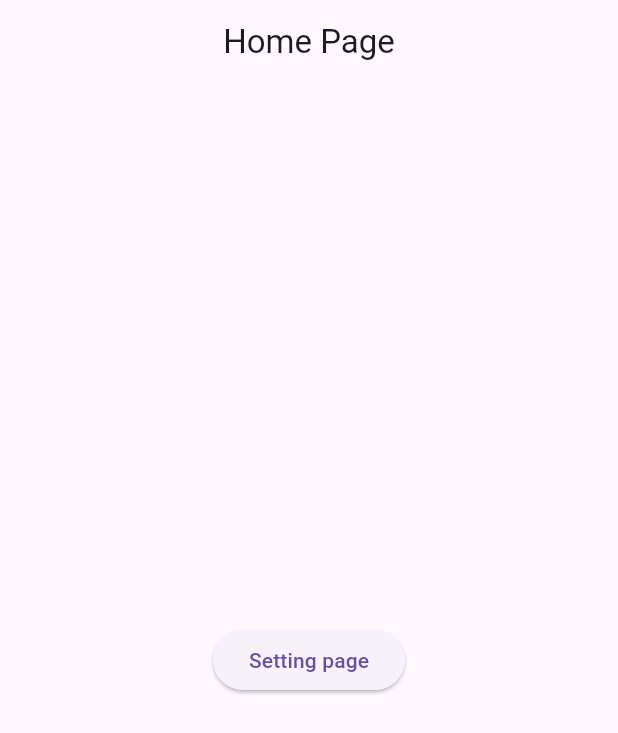
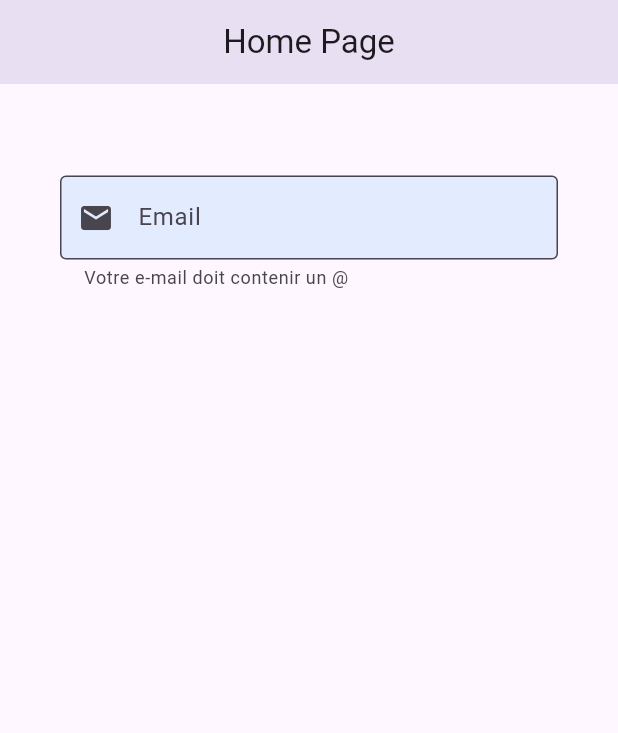
Before and after one commit to AnaisP974/flutter_tutorial, a Flutter app: the screen it shows after launch, on a phone screen of 412 x 824 dp. Shown: the top 733 px of the screen. Run offline on Flutter 3.47's test engine with Material 3 defaults, Android fonts, the light colour scheme and no system bars.

Commit message:
Step11: TextField()

```diff
--- a/lib/main.dart
+++ b/lib/main.dart
@@ -1,6 +1,5 @@
 import 'package:flutter/material.dart';
 import 'package:tuto2/pages/home_page.dart';
-import 'package:tuto2/pages/setting_page.dart';
 
 void main() {
   runApp(const MyApp());
@@ -17,7 +16,6 @@ class MyApp extends StatelessWidget {
       initialRoute: '/',
       routes: {
         '/': (context) => const MyHomePage(),
-        '/settings': (context) => const SettingPage(),
       },
     );
   }
--- a/lib/pages/home_page.dart
+++ b/lib/pages/home_page.dart
@@ -1,5 +1,4 @@
 import 'package:flutter/material.dart';
-import 'package:tuto2/pages/setting_page.dart';
 
 class MyHomePage extends StatefulWidget {
   const MyHomePage({super.key});
@@ -9,21 +8,40 @@ class MyHomePage extends StatefulWidget {
 }
 
 class _MyHomePageState extends State<MyHomePage> {
+  String email = "";
+
   @override
   Widget build(BuildContext context) {
     return Scaffold(
-      appBar: AppBar(title: Center(child: Text("Home Page"))),
-      body: Center(
-        child: ElevatedButton(
-          onPressed: () {
-            // Faire une redirection
-            Navigator.pushNamed(
-              context,
-              '/settings'
-            );
-          },
-          child: const Text("Setting page"),
-        ),
+      appBar: AppBar(title: Center(child: Text("Home Page")), elevation: 18),
+      body: ListView(
+        padding: EdgeInsets.all(40),
+
+        children: [
+          Text(email),
+          TextField(
+            decoration: InputDecoration(
+              hintText: "jane.doe@gmail.com",
+              labelText: "Email",
+              prefixIcon: Icon(Icons.email),
+              border: OutlineInputBorder(),
+              helperText: "Votre e-mail doit contenir un @",
+              filled: true,
+              fillColor: const Color.fromARGB(
+                31,
+                33,
+                149,
+                243,
+              ), // Changer le bg du champ
+              enabled: true, // => false, pour désactiver le champ
+            ),
+            onChanged: (value) {
+              setState(() {
+                email = value;
+              });
+            },
+          ),
+        ],
       ),
     );
   }
```
Also changed, not shown: lib/pages/setting_page.dart (deleted, +0 -24 lines).
